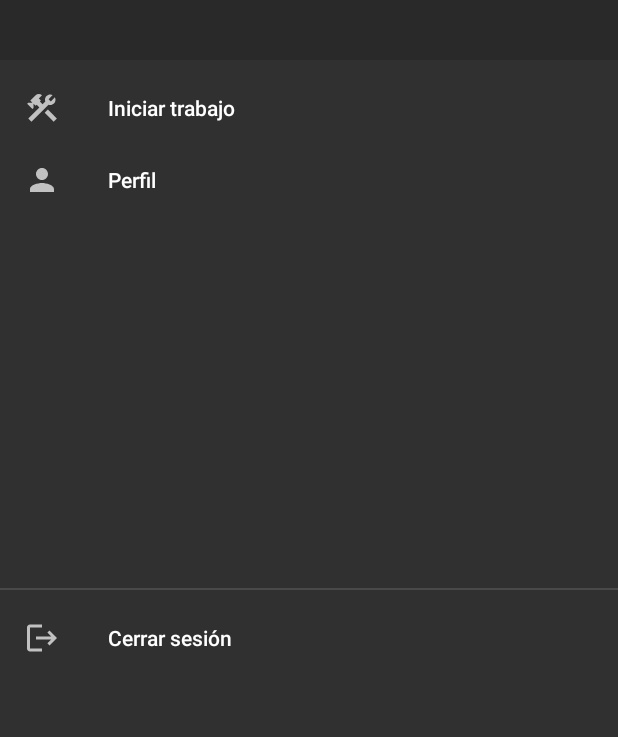
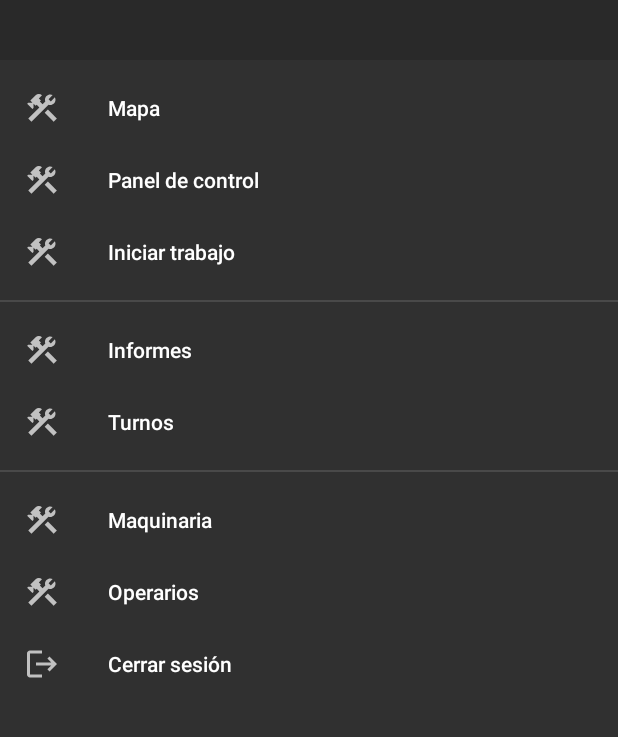
Before and after one commit to pablitosm/WorkControl, an Android app: the InicioAdmin screen opened directly, with no data from a screen before it, on a phone screen of 412 x 824 dp, the part 362-1099 px from its top. Run offline under Robolectric (Android 15) with nearby library versions, the phone set to English and light mode, and no system bars; our stand-ins replace Firebase (no records; nobody signed in at launch, a user with empty details on screens opened directly).

Commit message:
menu funcionando

```diff
--- a/app/src/main/java/com/workcontrol/vistas/InicioAdmin.java
+++ b/app/src/main/java/com/workcontrol/vistas/InicioAdmin.java
@@ -84,13 +84,13 @@ public class InicioAdmin extends AppCompatActivity implements OnMapReadyCallback
         mMap.getUiSettings().setCompassEnabled(true);
 
 
-        LatLng myta = new LatLng(41.289119, -1.485617);
+        LatLng myta = new LatLng(41.29746312088064, -1.494265158430815);
 
-        mMap.addMarker(new MarkerOptions()
-                .position(myta)
-                .title("MYTA"));
+//        mMap.addMarker(new MarkerOptions()
+//                .position(myta)
+//                .title("MYTA"));
         mMap.setMapType(GoogleMap.MAP_TYPE_SATELLITE);
-        mMap.moveCamera(CameraUpdateFactory.newLatLngZoom(myta, 15));
+        mMap.moveCamera(CameraUpdateFactory.newLatLngZoom(myta, 17));
 
     }
 
@@ -103,9 +103,6 @@ public class InicioAdmin extends AppCompatActivity implements OnMapReadyCallback
                 fragmentTransaction.replace(R.id.frgPrincipal, new trabajo()); //cargamos un fragment por defecto
                 fragmentTransaction.commit();
                 break;
-            case R.id.perfil:
-
-                break;
             case R.id.cerrar_sesion:
 
                 break;
--- a/app/src/main/res/menu/drawer_menu.xml
+++ b/app/src/main/res/menu/drawer_menu.xml
@@ -5,36 +5,51 @@
     tools:showIn="navigation_view">
 
     <group android:id="@+id/main_drawer_menu1" android:checkableBehavior="single">
+        <item android:id="@+id/mapa"
+            android:icon="@drawable/baseline_trabajo"
+            android:background="#292929"
+            android:title="Mapa"/>
+        <item android:id="@+id/panel_control"
+            android:icon="@drawable/baseline_trabajo"
+            android:background="#292929"
+            android:title="Panel de control"/>
+
         <item android:id="@+id/iniciar_trabajo"
             android:icon="@drawable/baseline_trabajo"
             android:background="#292929"
             android:title="Iniciar trabajo"/>
-        <item android:id="@+id/perfil"
-            android:icon="@drawable/baseline_person"
+
+    </group>
+
+    <group android:id="@+id/main_drawer_menu3" android:checkableBehavior="single" >
+        <item android:id="@+id/informes"
+            android:icon="@drawable/baseline_trabajo"
             android:background="#292929"
-            android:title="Perfil"/>
+            android:title="Informes"/>
+        <item android:id="@+id/turnos"
+            android:icon="@drawable/baseline_trabajo"
+            android:background="#292929"
+            android:title="Turnos"/>
 
-        <item android:id="@+id/hola1"
+    </group>
+
+    <group android:id="@+id/main_drawer_menu4" android:checkableBehavior="single" >
+        <item android:id="@+id/maquinaria"
+            android:icon="@drawable/baseline_trabajo"
             android:background="#292929"
-            android:title=""/>
-        <item android:id="@+id/hola2"
+            android:title="Maquinaria"/>
+        <item android:id="@+id/operarios"
+            android:icon="@drawable/baseline_trabajo"
             android:background="#292929"
-            android:title=""/>
-        <item android:id="@+id/hola3"
-            android:background="#292929"
-            android:title=""/>
-        <item android:id="@+id/hola4"
-            android:background="#292929"
-            android:title=""/>
-        <item android:id="@+id/hola5"
-            android:background="#292929"
-            android:title=""/>
-    </group>
-    <group android:id="@+id/main_drawer_menu2" android:checkableBehavior="single" >
+            android:title="Operarios"/>
 
         <item android:id="@+id/cerrar_sesion"
             android:icon="@drawable/baseline_cerrarsesion"
             android:background="#292929"
             android:title="Cerrar sesión"/>
     </group>
+
+    <group android:id="@+id/main_drawer_menu2" android:checkableBehavior="single" >
+
+    </group>
 </menu>
```
